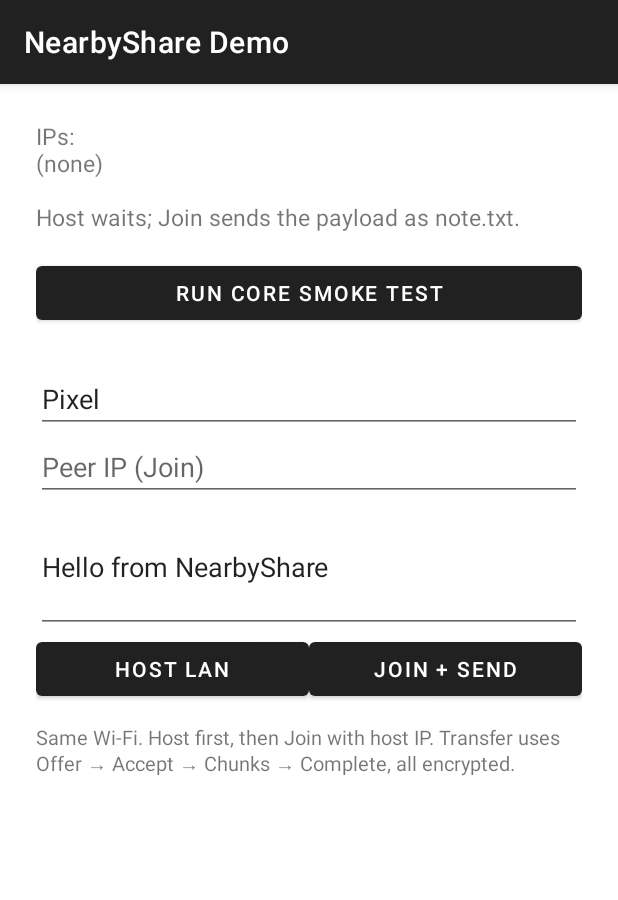
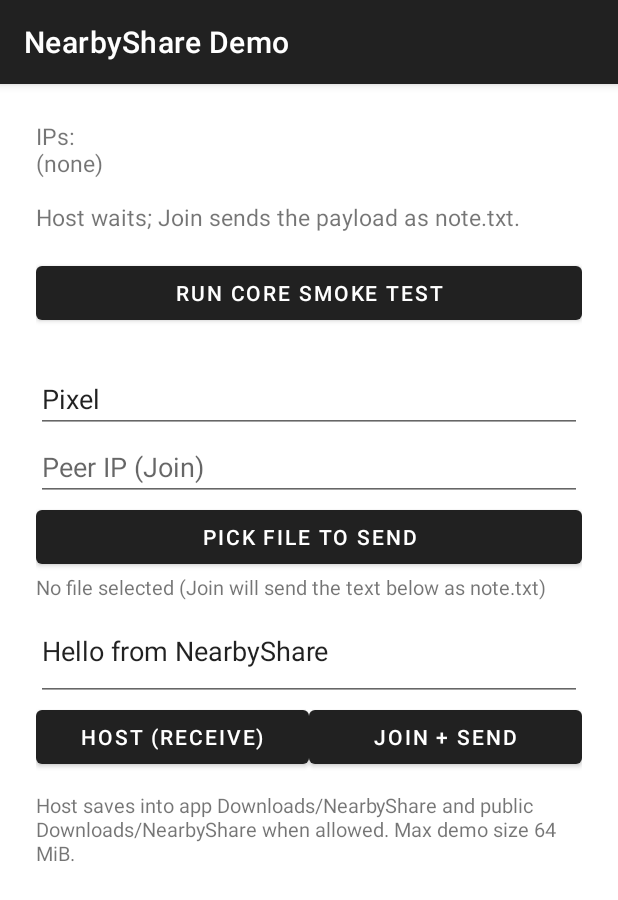
Before and after one commit to R-6167/NearbyShare, an Android app: the screen it shows after launch (MainActivity), on a phone screen of 412 x 824 dp. Shown: the top 900 px of the screen. Run offline under Robolectric (Android 15) with nearby library versions, the phone set to English and light mode, and no system bars.

Commit message:
UI: pick file button and selected-file label

```diff
--- a/android/app/src/main/res/layout/activity_main.xml
+++ b/android/app/src/main/res/layout/activity_main.xml
@@ -41,13 +41,26 @@
             android:hint="Peer IP (Join)"
             android:inputType="text" />
 
+        <Button
+            android:id="@+id/pickFileButton"
+            android:layout_width="match_parent"
+            android:layout_height="wrap_content"
+            android:text="Pick file to send" />
+
+        <TextView
+            android:id="@+id/pickedFileText"
+            android:layout_width="match_parent"
+            android:layout_height="wrap_content"
+            android:text="No file selected (Join will send the text below as note.txt)"
+            android:textSize="13sp" />
+
         <EditText
             android:id="@+id/payloadInput"
             android:layout_width="match_parent"
             android:layout_height="wrap_content"
-            android:hint="Text to send as note.txt (Join)"
+            android:hint="Fallback text → note.txt if no file picked"
             android:inputType="textMultiLine"
-            android:minLines="3"
+            android:minLines="2"
             android:text="Hello from NearbyShare" />
 
         <LinearLayout
@@ -60,7 +73,7 @@
                 android:layout_width="0dp"
                 android:layout_height="wrap_content"
                 android:layout_weight="1"
-                android:text="Host LAN" />
+                android:text="Host (receive)" />
 
             <Button
                 android:id="@+id/joinButton"
@@ -74,7 +87,7 @@
             android:layout_width="match_parent"
             android:layout_height="wrap_content"
             android:layout_marginTop="12dp"
-            android:text="Same Wi‑Fi. Host first, then Join with host IP. Transfer uses Offer → Accept → Chunks → Complete, all encrypted."
+            android:text="Host saves into app Downloads/NearbyShare and public Downloads/NearbyShare when allowed. Max demo size 64 MiB."
             android:textSize="13sp" />
     </LinearLayout>
 </ScrollView>
```
